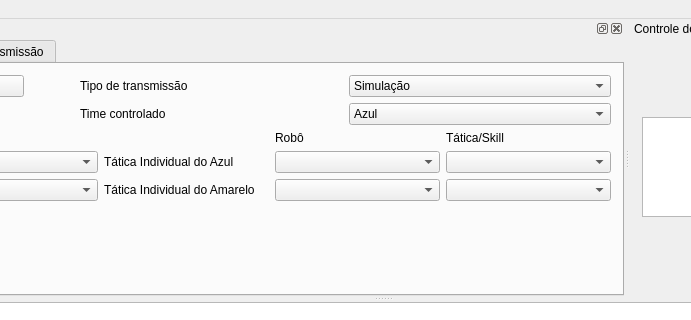
Before: the Qt Designer form roboime/clients/graphical.ui in legacy-roboime/pyroboime, drawn with Qt 5; both pictures show x 251 to 942 and y 0 to 320 of the 1268 by 715 pixel window.
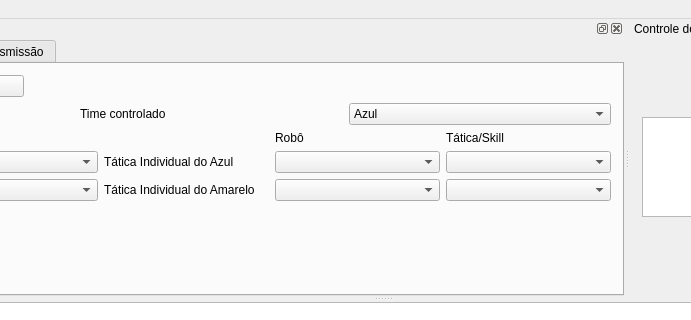
After: the same form once the commit is applied. The open tabs and pages were chosen to show the change. Custom widgets are drawn as their Qt base class.

What changed in the file:
```diff
--- a/roboime/clients/graphical.ui
+++ b/roboime/clients/graphical.ui
@@ -479,42 +479,6 @@
              </property>
             </widget>
            </item>
-           <item row="0" column="2">
-            <widget class="QLabel" name="label_2">
-             <property name="enabled">
-              <bool>true</bool>
-             </property>
-             <property name="sizePolicy">
-              <sizepolicy hsizetype="Preferred" vsizetype="Minimum">
-               <horstretch>0</horstretch>
-               <verstretch>0</verstretch>
-              </sizepolicy>
-             </property>
-             <property name="text">
-              <string>Tipo de transmissão</string>
-             </property>
-            </widget>
-           </item>
-           <item row="0" column="3">
-            <widget class="QComboBox" name="cmbSelectOutput">
-             <property name="sizePolicy">
-              <sizepolicy hsizetype="Preferred" vsizetype="Fixed">
-               <horstretch>0</horstretch>
-               <verstretch>0</verstretch>
-              </sizepolicy>
-             </property>
-             <item>
-              <property name="text">
-               <string>Simulação</string>
-              </property>
-             </item>
-             <item>
-              <property name="text">
-               <string>Transmissor</string>
-              </property>
-             </item>
-            </widget>
-           </item>
           </layout>
          </item>
          <item>
```
Left out of the diff: 4 changed lines with no effect on the pictures.
